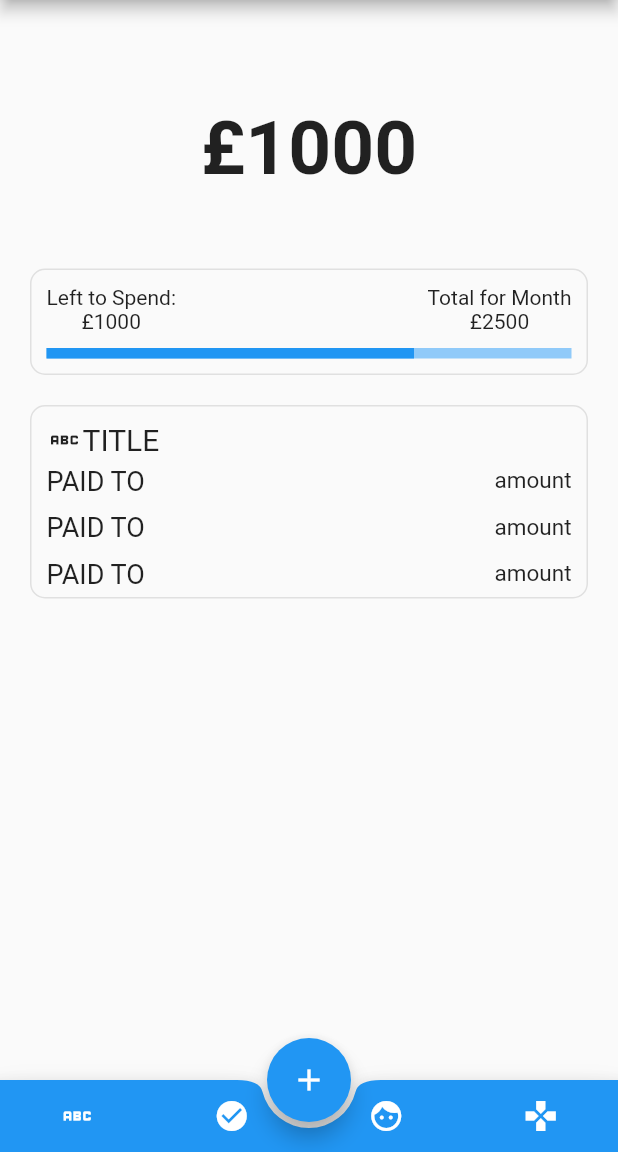
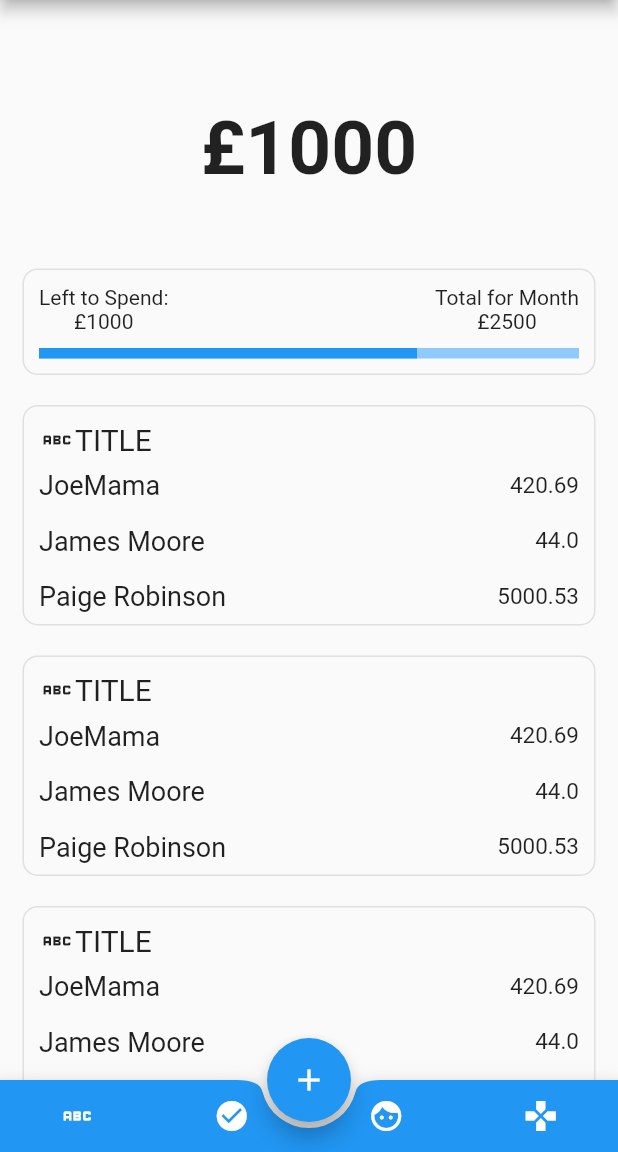
Before and after one commit to Frqcture/thestudentbudget, a Flutter app: the screen it shows after launch, on a phone screen of 412 x 824 dp, the part 84-1236 px from its top. Run offline on Flutter 3.47's test engine with Material 2 defaults, Android fonts, the light colour scheme and no system bars.

Commit message:
Added variables to payment_info_summaries widget

```diff
--- a/lib/home_screen.dart
+++ b/lib/home_screen.dart
@@ -14,7 +14,9 @@ class _HomeScreenState extends State<HomeScreen> {
   int userBalance = 1000;
 
   Widget build(BuildContext context) {
-    return Column(
+    return ListView(
+    children: <Widget>[
+      Column(
       children: <Widget>[
         Container(
           margin: const EdgeInsets.fromLTRB(0, 70, 0, 50),
@@ -34,7 +36,7 @@ class _HomeScreenState extends State<HomeScreen> {
             borderRadius: const BorderRadius.all(Radius.circular(10)),
             border: Border.all(color: const Color.fromARGB(255, 224, 224, 224))
             ),
-          margin: const EdgeInsets.fromLTRB(20, 0, 20, 0),
+          margin: const EdgeInsets.fromLTRB(15, 0, 15, 10),
           child: Container(
             padding: const EdgeInsets.all(10),
             child: Column(
@@ -66,8 +68,11 @@ class _HomeScreenState extends State<HomeScreen> {
             ]),
         ),
         ),
-        SummaryTab()
+        SummaryTab(),
+        SummaryTab(),
+        SummaryTab(),
       ],
-    );
+    )
+    ]);
   }
 }
--- a/lib/payment_info_summaries.dart
+++ b/lib/payment_info_summaries.dart
@@ -1,30 +1,38 @@
 import 'package:flutter/material.dart';
 
 class PaymentInfoSummary extends StatefulWidget {
-  PaymentInfoSummary({Key? key}) : super(key: key);
+  PaymentInfoSummary({Key? key, required this.paidTo, required this.amount}) : super(key: key);
+
+  final String paidTo;
+  final double amount;
 
   @override
   State<PaymentInfoSummary> createState() => _PaymentInfoSummaryState();
 }
 
 class _PaymentInfoSummaryState extends State<PaymentInfoSummary> {
+  // String paidTo;
+  // double amount;
+
+  // _PaymentInfoSummaryState(this.paidTo, this.amount);
+
   @override
   Widget build(BuildContext context) {
     return Container(
-      padding: const EdgeInsets.fromLTRB(0, 5, 0, 5),
+      padding: const EdgeInsets.fromLTRB(0, 8, 0, 8),
           child: Column(children: <Widget>[
             Row(
               mainAxisAlignment: MainAxisAlignment.spaceBetween,
               children: <Widget>[
                 Container(
-                  child: const Text(
-                    'PAID TO',
+                  child: Text(
+                    widget.paidTo,
                     style: TextStyle(fontSize: 18),
                     ),
                 ),
                 Container(
-                  child: const Text(
-                    'amount',
+                  child: Text(
+                    widget.amount.toString(),
                     style: TextStyle(fontSize: 15)),
                 )
               ],
--- a/lib/summary_tab.dart
+++ b/lib/summary_tab.dart
@@ -17,7 +17,7 @@ class _SummaryTabState extends State<SummaryTab> {
             borderRadius: const BorderRadius.all(Radius.circular(10)),
             border: Border.all(color: const Color.fromARGB(255, 224, 224, 224))
             ),
-      margin: const EdgeInsets.all(20),
+      margin: const EdgeInsets.fromLTRB(15, 10, 15, 10),
       child: Column(children: <Widget>[
         Container(
           child: Row(
@@ -38,9 +38,9 @@ class _SummaryTabState extends State<SummaryTab> {
             ],
           ),
         ),
-        PaymentInfoSummary(),
-        PaymentInfoSummary(),
-        PaymentInfoSummary(),
+        PaymentInfoSummary(paidTo: 'JoeMama', amount: 420.69,),
+        PaymentInfoSummary(paidTo: 'James Moore', amount: 44.00,),
+        PaymentInfoSummary(paidTo: 'Paige Robinson', amount: 5000.53),
       ]),
     );
   }
```
